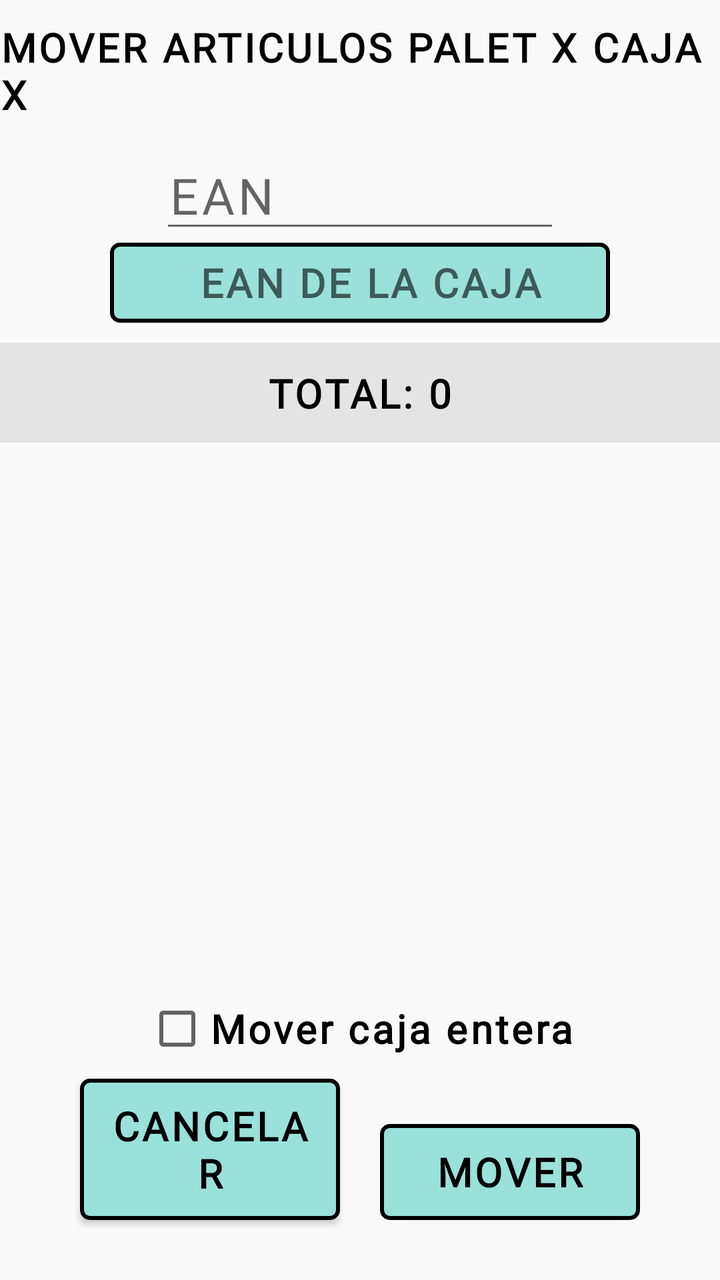
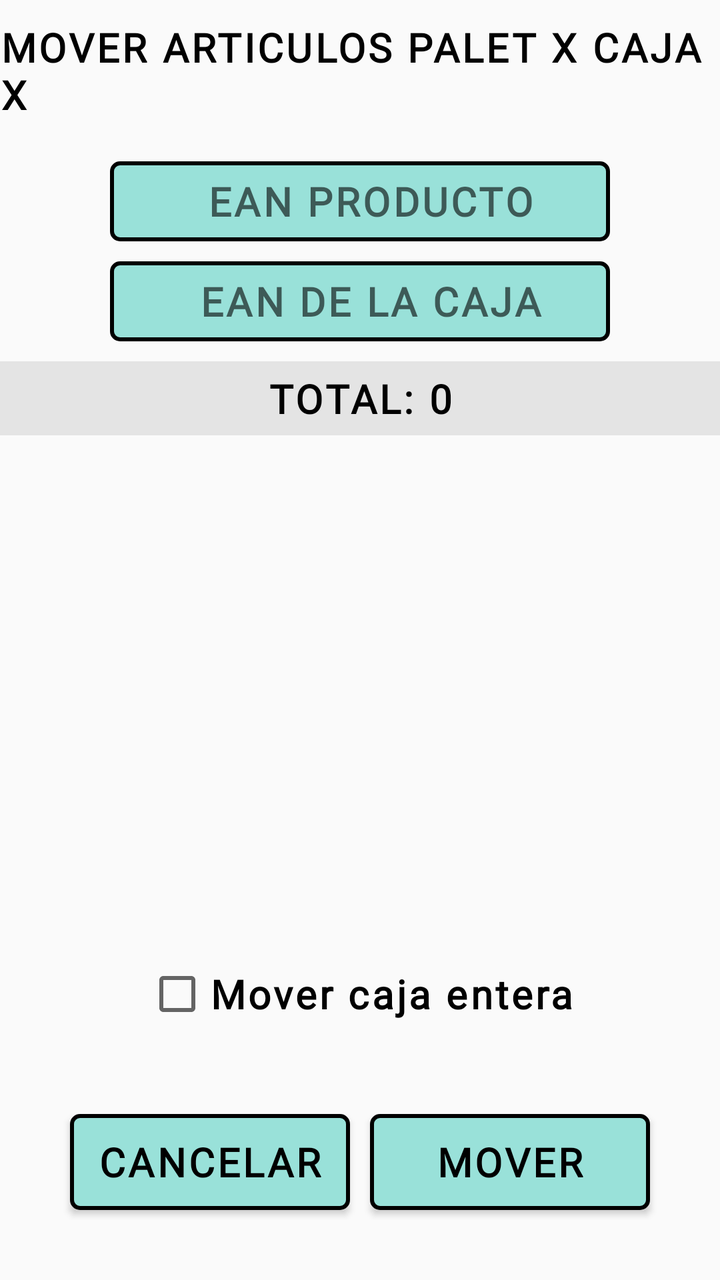

Compare the two renders of this Android layout. The source of the first and the diff that turns it into the second are given below.
<!-- AndroidManifest.xml: application theme Theme.Gestock -->
<!-- res/layout/mover_producto_caja.xml -->
<?xml version="1.0" encoding="utf-8"?>
<androidx.constraintlayout.widget.ConstraintLayout xmlns:android="http://schemas.android.com/apk/res/android" xmlns:app="http://schemas.android.com/apk/res-auto"
    android:layout_width="match_parent"
    android:layout_height="match_parent">
    <TextView
        android:textSize="20sp"
        android:textStyle="bold"
        android:textColor="@color/black"
        android:id="@+id/titulo_pantalla_mover"
        android:layout_width="wrap_content"
        android:layout_height="wrap_content"
        android:layout_marginTop="10dp"
        android:text="MOVER ARTICULOS PALET X CAJA X"
        android:fontFamily="@font/abhaya_libre"
        android:letterSpacing="0.07"
        app:layout_constraintBottom_toTopOf="@+id/ean_producto_mover"
        app:layout_constraintEnd_toEndOf="parent"
        app:layout_constraintStart_toStartOf="parent"
        app:layout_constraintTop_toTopOf="parent"/>
    <EditText
        android:textSize="25sp"
        android:textColor="@color/black"
        android:id="@+id/ean_producto_mover"
        android:layout_width="200dp"
        android:layout_height="wrap_content"
        android:layout_marginTop="10dp"
        android:hint="EAN"
        android:maxLength="13"
        android:inputType="number"
        android:fontFamily="@font/abhaya_libre"
        android:letterSpacing="0.07"
        app:layout_constraintEnd_toEndOf="parent"
        app:layout_constraintStart_toStartOf="parent"
        app:layout_constraintTop_toBottomOf="@+id/titulo_pantalla_mover"/>
    <EditText
        android:textSize="20dp"
        android:textStyle="bold"
        android:textColor="@color/black"
        android:gravity="center"
        android:id="@+id/ean_caja_destino"
        android:background="@drawable/border_line_edittext"
        android:layout_width="250dp"
        android:layout_height="40dp"
        android:hint="EAN DE LA CAJA"
        android:maxLength="13"
        android:inputType="number"
        android:fontFamily="@font/abhaya_libre"
        android:letterSpacing="0.07"
        app:layout_constraintEnd_toEndOf="parent"
        app:layout_constraintStart_toStartOf="parent"
        app:layout_constraintTop_toBottomOf="@+id/ean_producto_mover"/>
    <View
        android:id="@+id/view"
        android:background="@color/gris_6"
        android:layout_width="match_parent"
        android:layout_height="50dp"
        android:layout_marginTop="10dp"
        app:layout_constraintTop_toBottomOf="@+id/ean_caja_destino"/>
    <LinearLayout
        android:id="@+id/linearLayout_productos_mover"
        android:layout_width="match_parent"
        android:layout_height="wrap_content"
        android:layout_marginTop="10dp"
        android:maxHeight="350dp"
        app:layout_constraintEnd_toEndOf="parent"
        app:layout_constraintStart_toStartOf="parent"
        app:layout_constraintTop_toBottomOf="@+id/total_productos_mover">
        <androidx.recyclerview.widget.RecyclerView
            android:id="@+id/mostrar_productos_mover"
            android:clickable="false"
            android:layout_width="match_parent"
            android:layout_height="match_parent"
            android:maxHeight="350dp"/>
    </LinearLayout>
    <TextView
        android:textSize="20sp"
        android:textStyle="bold"
        android:textColor="@color/black"
        android:id="@+id/total_productos_mover"
        android:layout_width="wrap_content"
        android:layout_height="wrap_content"
        android:text="TOTAL: 0"
        android:fontFamily="@font/abhaya_libre"
        android:letterSpacing="0.07"
        app:layout_constraintBottom_toBottomOf="@+id/view"
        app:layout_constraintEnd_toEndOf="parent"
        app:layout_constraintStart_toStartOf="parent"
        app:layout_constraintTop_toTopOf="@+id/view"/>
    <CheckBox
        android:textSize="20sp"
        android:textStyle="bold"
        android:id="@+id/checkbox_mover_caja_entera"
        android:layout_width="wrap_content"
        android:layout_height="50dp"
        android:text="Mover caja entera"
        android:fontFamily="@font/abhaya_libre"
        android:letterSpacing="0.07"
        app:layout_constraintBottom_toTopOf="@+id/cancelar_movimiento_productos"
        app:layout_constraintEnd_toEndOf="parent"
        app:layout_constraintStart_toStartOf="parent"/>
    <androidx.appcompat.widget.AppCompatButton
        android:textSize="20dp"
        android:textStyle="bold"
        android:textColor="@color/black"
        android:id="@+id/cancelar_movimiento_productos"
        android:background="@drawable/border_line"
        android:layout_width="130dp"
        android:layout_height="wrap_content"
        android:layout_marginBottom="30dp"
        android:text="CANCELAR"
        android:fontFamily="@font/abhaya_libre"
        android:layout_marginStart="40dp"
        android:letterSpacing="0.07"
        app:layout_constraintBottom_toBottomOf="parent"
        app:layout_constraintStart_toStartOf="parent"/>
    <androidx.appcompat.widget.AppCompatButton
        android:textSize="20dp"
        android:textStyle="bold"
        android:textColor="@color/black"
        android:id="@+id/confirmar_movimiento_productos"
        android:background="@drawable/border_line"
        android:layout_width="130dp"
        android:layout_height="wrap_content"
        android:layout_marginBottom="30dp"
        android:text="MOVER"
        android:fontFamily="@font/abhaya_libre"
        android:layout_marginEnd="40dp"
        android:letterSpacing="0.07"
        app:layout_constraintBottom_toBottomOf="parent"
        app:layout_constraintEnd_toEndOf="parent"/>
</androidx.constraintlayout.widget.ConstraintLayout>
<!-- resources referenced by this layout -->
<resources>
  <color name="black">#ff000000</color>
  <color name="gris_6">#4aaeadad</color>
  <!-- drawable border_line (drawable) -->
  <?xml version="1.0" encoding="utf-8"?>
  <shape xmlns:android="http://schemas.android.com/apk/res/android">
      <solid android:color="#99e1d9"/>
      <stroke
          android:width="2dp"
          android:color="#000000"/>
      <corners android:radius="4dp"/>
      <padding
          android:left="10dp"
          android:top="10dp"
          android:right="10dp"
          android:bottom="10dp"/>
  </shape>
  <!-- drawable border_line_edittext (drawable) -->
  <?xml version="1.0" encoding="utf-8"?>
  <shape xmlns:android="http://schemas.android.com/apk/res/android">
      <solid android:color="#99e1d9"/>
      <stroke
          android:width="2dp"
          android:color="#000000"/>
      <corners android:radius="4dp"/>
      <padding android:left="10dp"/>
  </shape>
  <style name="Theme.Gestock" parent="Theme.MaterialComponents.DayNight.NoActionBar.Bridge">
          <item name="colorOnPrimary">@color/white</item>
          <item name="colorOnSecondary">@color/black</item>
          <item name="colorPrimary">@color/black_34</item>
          <item name="colorPrimaryVariant">@color/purple_700</item>
          <item name="colorSecondary">@color/teal_200</item>
          <item name="colorSecondaryVariant">@color/teal_700</item>
      </style>
  <color name="white">#ffffffff</color>
  <color name="black_34">#57090909</color>
  <color name="purple_700">#ff3700b3</color>
  <color name="teal_200">#ff03dac5</color>
  <color name="teal_700">#ff018786</color>
</resources>

<!-- the commit's change to res/layout/mover_producto_caja.xml (unified diff, before → after) -->
@@ -1,131 +1,145 @@
 <?xml version="1.0" encoding="utf-8"?>
-<androidx.constraintlayout.widget.ConstraintLayout xmlns:android="http://schemas.android.com/apk/res/android" xmlns:app="http://schemas.android.com/apk/res-auto"
+<LinearLayout
+    xmlns:android="http://schemas.android.com/apk/res/android"
     android:layout_width="match_parent"
-    android:layout_height="match_parent">
+    android:layout_height="match_parent"
+    android:orientation="vertical"
+    android:gravity="center_horizontal">
+
     <TextView
+        android:id="@+id/titulo_pantalla_mover"
+        android:layout_width="wrap_content"
+        android:layout_height="wrap_content"
+
+        android:layout_marginTop="10dp"
+        android:layout_marginBottom="10dp"
+
+        android:text="MOVER ARTICULOS PALET X CAJA X"
         android:textSize="20sp"
         android:textStyle="bold"
         android:textColor="@color/black"
-        android:id="@+id/titulo_pantalla_mover"
-        android:layout_width="wrap_content"
-        android:layout_height="wrap_content"
-        android:layout_marginTop="10dp"
-        android:text="MOVER ARTICULOS PALET X CAJA X"
         android:fontFamily="@font/abhaya_libre"
-        android:letterSpacing="0.07"
-        app:layout_constraintBottom_toTopOf="@+id/ean_producto_mover"
-        app:layout_constraintEnd_toEndOf="parent"
-        app:layout_constraintStart_toStartOf="parent"
-        app:layout_constraintTop_toTopOf="parent"/>
+        android:letterSpacing="0.07"/>
+
     <EditText
-        android:textSize="25sp"
+        android:id="@+id/ean_producto_mover"
+        android:layout_width="250dp"
+        android:layout_height="40dp"
+        android:background="@drawable/border_line_edittext"
+
+        android:gravity="center"
+        android:layout_margin="10dp"
+
+        android:hint="EAN PRODUCTO"
+        android:textSize="20sp"
         android:textColor="@color/black"
-        android:id="@+id/ean_producto_mover"
-        android:layout_width="200dp"
-        android:layout_height="wrap_content"
-        android:layout_marginTop="10dp"
-        android:hint="EAN"
+        android:textStyle="bold"
         android:maxLength="13"
         android:inputType="number"
         android:fontFamily="@font/abhaya_libre"
-        android:letterSpacing="0.07"
-        app:layout_constraintEnd_toEndOf="parent"
-        app:layout_constraintStart_toStartOf="parent"
-        app:layout_constraintTop_toBottomOf="@+id/titulo_pantalla_mover"/>
+        android:letterSpacing="0.07"/>
+
     <EditText
-        android:textSize="20dp"
-        android:textStyle="bold"
-        android:textColor="@color/black"
-        android:gravity="center"
         android:id="@+id/ean_caja_destino"
         android:background="@drawable/border_line_edittext"
         android:layout_width="250dp"
         android:layout_height="40dp"
+
+        android:gravity="center"
+        android:layout_marginBottom="10dp"
+
         android:hint="EAN DE LA CAJA"
+        android:textSize="20sp"
+        android:textStyle="bold"
+        android:textColor="@color/black"
         android:maxLength="13"
         android:inputType="number"
         android:fontFamily="@font/abhaya_libre"
-        android:letterSpacing="0.07"
-        app:layout_constraintEnd_toEndOf="parent"
-        app:layout_constraintStart_toStartOf="parent"
-        app:layout_constraintTop_toBottomOf="@+id/ean_producto_mover"/>
-    <View
-        android:id="@+id/view"
+        android:letterSpacing="0.07"/>
+
+    <TextView
+        android:id="@+id/total_productos_mover"
+        android:layout_width="match_parent"
+        android:layout_height="wrap_content"
         android:background="@color/gris_6"
-        android:layout_width="match_parent"
-        android:layout_height="50dp"
-        android:layout_marginTop="10dp"
-        app:layout_constraintTop_toBottomOf="@+id/ean_caja_destino"/>
+
+        android:gravity="center"
+        android:padding="5dp"
+        android:layout_marginBottom="5dp"
+
+        android:text="TOTAL: 0"
+        android:textSize="20sp"
+        android:textStyle="bold"
+        android:textColor="@color/black"
+        android:fontFamily="@font/abhaya_libre"
+        android:letterSpacing="0.07"/>
+
     <LinearLayout
         android:id="@+id/linearLayout_productos_mover"
         android:layout_width="match_parent"
-        android:layout_height="wrap_content"
-        android:layout_marginTop="10dp"
-        android:maxHeight="350dp"
-        app:layout_constraintEnd_toEndOf="parent"
-        app:layout_constraintStart_toStartOf="parent"
-        app:layout_constraintTop_toBottomOf="@+id/total_productos_mover">
+        android:layout_height="0dp"
+
+        android:layout_weight="1"
+        android:orientation="vertical">
+
         <androidx.recyclerview.widget.RecyclerView
             android:id="@+id/mostrar_productos_mover"
             android:clickable="false"
             android:layout_width="match_parent"
-            android:layout_height="match_parent"
-            android:maxHeight="350dp"/>
+            android:layout_height="match_parent"/>
     </LinearLayout>
-    <TextView
-        android:textSize="20sp"
-        android:textStyle="bold"
-        android:textColor="@color/black"
-        android:id="@+id/total_productos_mover"
-        android:layout_width="wrap_content"
-        android:layout_height="wrap_content"
-        android:text="TOTAL: 0"
-        android:fontFamily="@font/abhaya_libre"
-        android:letterSpacing="0.07"
-        app:layout_constraintBottom_toBottomOf="@+id/view"
-        app:layout_constraintEnd_toEndOf="parent"
-        app:layout_constraintStart_toStartOf="parent"
-        app:layout_constraintTop_toTopOf="@+id/view"/>
+
     <CheckBox
-        android:textSize="20sp"
-        android:textStyle="bold"
         android:id="@+id/checkbox_mover_caja_entera"
         android:layout_width="wrap_content"
         android:layout_height="50dp"
+
         android:text="Mover caja entera"
+        android:textSize="20sp"
+        android:textStyle="bold"
         android:fontFamily="@font/abhaya_libre"
-        android:letterSpacing="0.07"
-        app:layout_constraintBottom_toTopOf="@+id/cancelar_movimiento_productos"
-        app:layout_constraintEnd_toEndOf="parent"
-        app:layout_constraintStart_toStartOf="parent"/>
-    <androidx.appcompat.widget.AppCompatButton
-        android:textSize="20dp"
-        android:textStyle="bold"
-        android:textColor="@color/black"
-        android:id="@+id/cancelar_movimiento_productos"
-        android:background="@drawable/border_line"
-        android:layout_width="130dp"
+        android:letterSpacing="0.07"/>
+
+    <LinearLayout
+        android:layout_width="match_parent"
         android:layout_height="wrap_content"
-        android:layout_marginBottom="30dp"
-        android:text="CANCELAR"
-        android:fontFamily="@font/abhaya_libre"
-        android:layout_marginStart="40dp"
-        android:letterSpacing="0.07"
-        app:layout_constraintBottom_toBottomOf="parent"
-        app:layout_constraintStart_toStartOf="parent"/>
-    <androidx.appcompat.widget.AppCompatButton
-        android:textSize="20dp"
-        android:textStyle="bold"
-        android:textColor="@color/black"
-        android:id="@+id/confirmar_movimiento_productos"
-        android:background="@drawable/border_line"
-        android:layout_width="130dp"
-        android:layout_height="wrap_content"
-        android:layout_marginBottom="30dp"
-        android:text="MOVER"
-        android:fontFamily="@font/abhaya_libre"
-        android:layout_marginEnd="40dp"
-        android:letterSpacing="0.07"
-        app:layout_constraintBottom_toBottomOf="parent"
-        app:layout_constraintEnd_toEndOf="parent"/>
-</androidx.constraintlayout.widget.ConstraintLayout>
+        android:orientation="horizontal"
+        android:padding="10dp"
+        android:layout_margin="20dp">
+
+        <androidx.appcompat.widget.AppCompatButton
+            android:id="@+id/cancelar_movimiento_productos"
+            android:background="@drawable/border_line"
+            android:layout_width="0dp"
+            android:layout_height="wrap_content"
+
+            android:layout_weight="1"
+            android:layout_margin="5dp"
+
+            android:text="CANCELAR"
+            android:textSize="20sp"
+            android:textStyle="bold"
+            android:textColor="@color/black"
+            android:fontFamily="@font/abhaya_libre"
+            android:letterSpacing="0.07"/>
+
+        <androidx.appcompat.widget.AppCompatButton
+            android:id="@+id/confirmar_movimiento_productos"
+            android:background="@drawable/border_line"
+            android:layout_width="0dp"
+            android:layout_height="wrap_content"
+
+            android:layout_weight="1"
+            android:layout_margin="5dp"
+
+            android:text="MOVER"
+            android:textSize="20sp"
+            android:textStyle="bold"
+            android:textColor="@color/black"
+            android:fontFamily="@font/abhaya_libre"
+            android:letterSpacing="0.07"/>
+
+    </LinearLayout>
+
+
+</LinearLayout>
